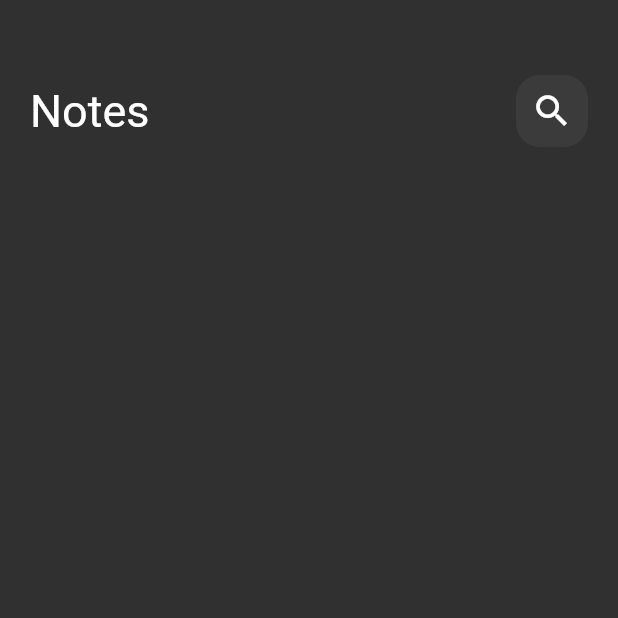
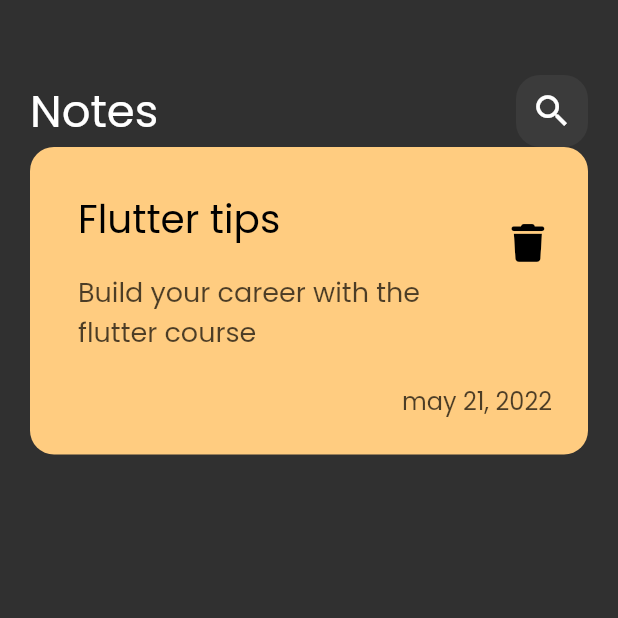
Before and after one commit to He-ema/Notes_app, a Flutter app: the screen it shows after launch, on a phone screen of 412 x 824 dp, the top half of it. Run offline on Flutter 3.47's test engine with Material 2 defaults, Android fonts, the phone set to English and light mode, and no system bars; our stand-ins replace font_awesome_flutter.

Commit message:
create custom note item

```diff
--- a/lib/main.dart
+++ b/lib/main.dart
@@ -13,7 +13,7 @@ class NotesApp extends StatelessWidget {
   Widget build(BuildContext context) {
     return MaterialApp(
       debugShowCheckedModeBanner: false,
-      theme: ThemeData(brightness: Brightness.dark),
+      theme: ThemeData(brightness: Brightness.dark, fontFamily: 'Poppins'),
       home: NotesView(),
     );
   }
--- /dev/null
+++ b/lib/views/widgets/custom_note_item.dart
@@ -0,0 +1,60 @@
+import 'package:flutter/material.dart';
+import 'package:font_awesome_flutter/font_awesome_flutter.dart';
+
+class NoteItem extends StatelessWidget {
+  const NoteItem({super.key});
+
+  @override
+  Widget build(BuildContext context) {
+    return Container(
+      padding: const EdgeInsets.only(
+        top: 24,
+        bottom: 24,
+        left: 16,
+      ),
+      decoration: BoxDecoration(
+        color: Color(0xffFFCC80),
+        borderRadius: BorderRadius.circular(16),
+      ),
+      child: Column(
+        crossAxisAlignment: CrossAxisAlignment.end,
+        children: [
+          ListTile(
+            title: const Text(
+              'Flutter tips',
+              style: TextStyle(
+                color: Colors.black,
+                fontSize: 26,
+              ),
+            ),
+            subtitle: Padding(
+              padding: const EdgeInsets.symmetric(vertical: 16),
+              child: Text(
+                'Build your career with the flutter course',
+                style: TextStyle(
+                  fontSize: 18,
+                  color: Colors.black.withOpacity(0.7),
+                ),
+              ),
+            ),
+            trailing: IconButton(
+                onPressed: () {},
+                icon: const Icon(
+                  FontAwesomeIcons.trash,
+                  color: Colors.black,
+                  size: 25,
+                )),
+          ),
+          Padding(
+            padding: const EdgeInsets.only(right: 24.0),
+            child: Text(
+              'may 21, 2022',
+              style:
+                  TextStyle(color: Colors.black.withOpacity(0.7), fontSize: 16),
+            ),
+          ),
+        ],
+      ),
+    );
+  }
+}
--- a/lib/views/widgets/notes_view_body.dart
+++ b/lib/views/widgets/notes_view_body.dart
@@ -1,20 +1,21 @@
 import 'package:flutter/material.dart';
-
 import 'custom_app_bar.dart';
+import 'custom_note_item.dart';
 
 class NotesViewBody extends StatelessWidget {
   const NotesViewBody({super.key});
 
   @override
   Widget build(BuildContext context) {
-    return Padding(
-      padding: const EdgeInsets.symmetric(horizontal: 20),
-      child: const Column(
+    return const Padding(
+      padding: EdgeInsets.symmetric(horizontal: 20),
+      child: Column(
         children: [
           SizedBox(
             height: 50,
           ),
           CustomAppBar(),
+          NoteItem(),
         ],
       ),
     );
```
Also changed, not shown: pubspec.yaml (+10 -18 lines), assets/fonts/Poppins-Regular.ttf (added), pubspec.lock.
